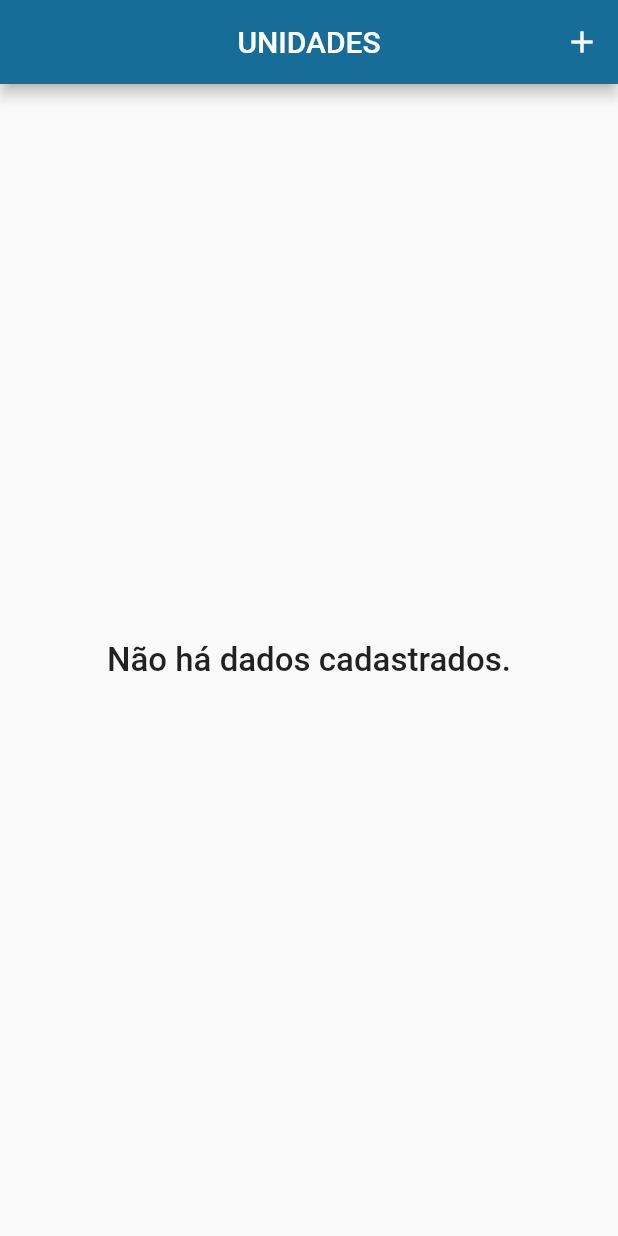
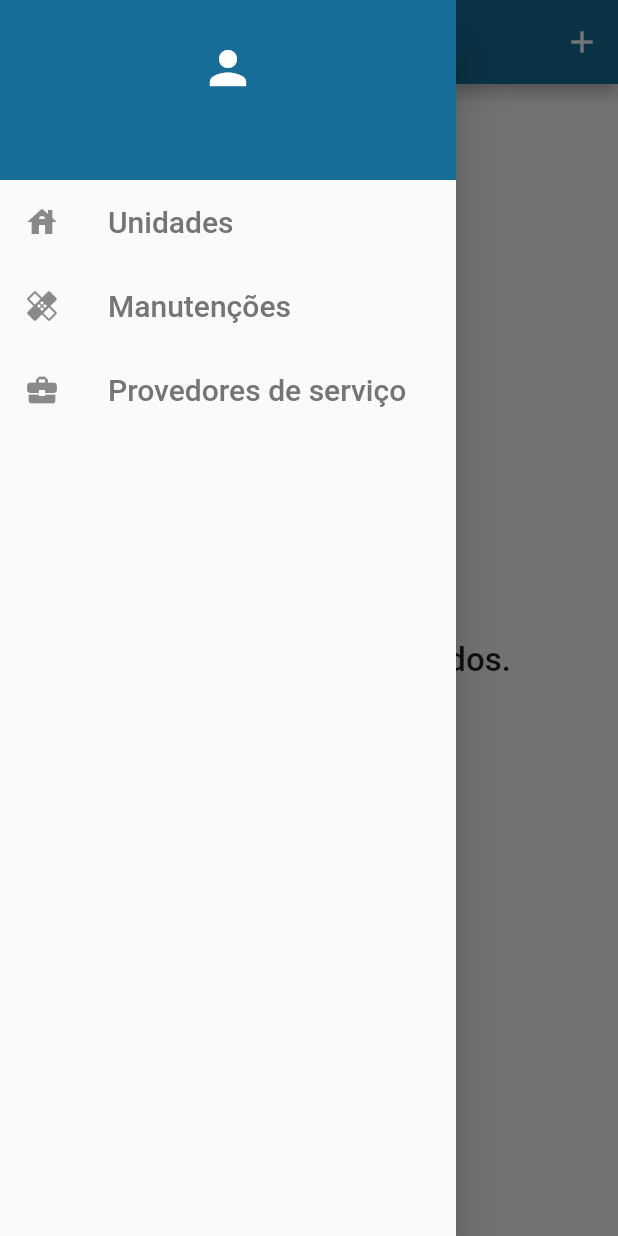
Before and after one commit to matheusmota3242/tirol_office_mobile_app, a Flutter app: the screen it shows once a user with an empty profile is signed in, with the side drawer open (before the commit the screen has no drawer), on a phone screen of 412 x 824 dp. Run offline on Flutter 3.47's test engine with Material 2 defaults, Android fonts, the phone set to English and light mode, and no system bars; our stand-ins replace cloud_firestore, email_validator, firebase_auth, firebase_core, string_validator; accounts and stored records are empty.

Commit message:
criando classe MyDrawer

```diff
--- a/lib/view/screen/equipment/equipment_screen.dart
+++ b/lib/view/screen/equipment/equipment_screen.dart
@@ -109,6 +109,8 @@ class EquipmentScreen extends StatelessWidget {
                 } else {
                   return UtilsWidget.noData;
                 }
+              case ConnectionState.waiting:
+                return UtilsWidget.loading;
               default:
                 return UtilsWidget.unexpectedBehavior;
             }
--- a/lib/view/screen/service_unit/service_unit_screen.dart
+++ b/lib/view/screen/service_unit/service_unit_screen.dart
@@ -1,3 +1,4 @@
+import 'package:firebase_auth/firebase_auth.dart';
 import 'package:flutter/material.dart';
 import 'package:tirol_office_mobile_app/model/service_unit.dart';
 import 'package:tirol_office_mobile_app/service/service_unit_service.dart';
@@ -5,6 +6,7 @@ import 'package:tirol_office_mobile_app/theme/theme.dart';
 import 'package:tirol_office_mobile_app/view/screen/department/department_screen.dart';
 import 'package:tirol_office_mobile_app/view/screen/service_unit/service_unit_form.dart';
 import 'package:tirol_office_mobile_app/view/widget/dialogs.dart';
+import 'package:tirol_office_mobile_app/view/widget/drawer.dart';
 import 'package:tirol_office_mobile_app/view/widget/utils_widget.dart';
 
 class ServiceUnitScreen extends StatelessWidget {
@@ -14,6 +16,7 @@ class ServiceUnitScreen extends StatelessWidget {
   Widget build(BuildContext context) {
     final service = ServiceUnitService();
 
+    const screenTitle = "UNIDADES";
     const editOption = "Editar";
     const removeOption = "Remover";
 
@@ -25,9 +28,11 @@ class ServiceUnitScreen extends StatelessWidget {
               )));
     }
 
+    String? email = FirebaseAuth.instance.currentUser!.email;
+
     return Scaffold(
       appBar: AppBar(
-        title: const Text("UNIDADES"),
+        title: const Text(screenTitle),
         centerTitle: true,
         backgroundColor: Theme.of(context).primaryColor,
         actions: [
@@ -40,6 +45,7 @@ class ServiceUnitScreen extends StatelessWidget {
           )
         ],
       ),
+      drawer: MyDrawer.drawer(context, screenTitle),
       body: StreamBuilder(
           stream: ServiceUnitService.collection.snapshots(),
           builder: (context, snapshot) {
--- /dev/null
+++ b/lib/view/widget/drawer.dart
@@ -0,0 +1,74 @@
+import 'package:firebase_auth/firebase_auth.dart';
+import 'package:flutter/material.dart';
+import 'package:tirol_office_mobile_app/view/screen/service_unit/service_unit_screen.dart';
+
+import '../../theme/theme.dart';
+
+class MyDrawer {
+  static String serviceUnitsTitle = 'Unidades';
+  static String maintenancesTitle = 'Manutenções';
+  static String serviceProvidersTitle = 'Provedores de serviço';
+
+  static drawer(BuildContext context, String actualScreenTitle) => Drawer(
+          child: ListView(
+        children: [
+          Container(
+              height: 120,
+              decoration: const BoxDecoration(color: MyTheme.primaryColor),
+              alignment: Alignment.center,
+              child: Column(
+                mainAxisAlignment: MainAxisAlignment.center,
+                children: [
+                  const Icon(Icons.person, color: Colors.white, size: 36),
+                  const SizedBox(
+                    height: 10,
+                  ),
+                  Text(
+                    FirebaseAuth.instance.currentUser!.email!,
+                    style: TextStyle(color: Colors.white, fontSize: 16),
+                  )
+                ],
+              )),
+          ListTile(
+            title: Text(
+              serviceUnitsTitle,
+              style: TextStyle(fontSize: 20, color: Colors.grey[600]),
+            ),
+            leading: const Icon(Icons.house),
+            onTap: () {
+              if (isNotActualScreen(serviceUnitsTitle, actualScreenTitle)) {
+                // TODO
+              }
+            },
+          ),
+          ListTile(
+            title: Text(
+              maintenancesTitle,
+              style: TextStyle(fontSize: 20, color: Colors.grey[600]),
+            ),
+            leading: const Icon(Icons.healing),
+            onTap: () {
+              if (isNotActualScreen(maintenancesTitle, actualScreenTitle)) {
+                // TODO
+              }
+            },
+          ),
+          ListTile(
+            title: Text(
+              serviceProvidersTitle,
+              style: TextStyle(fontSize: 20, color: Colors.grey[600]),
+            ),
+            leading: const Icon(Icons.business_center),
+            onTap: () {
+              if (isNotActualScreen(serviceProvidersTitle, actualScreenTitle)) {
+                Navigator.of(context).push(MaterialPageRoute(
+                    builder: (context) => const ServiceUnitScreen()));
+              }
+            },
+          )
+        ],
+      ));
+
+  static bool isNotActualScreen(String listTileTitle, String screenTitle) =>
+      listTileTitle.toLowerCase() != screenTitle.toLowerCase();
+}
```
Also changed, not shown: lib/model/maintenance.dart (added, +26 -0 lines), lib/model/service_provider.dart (added, +20 -0 lines).
